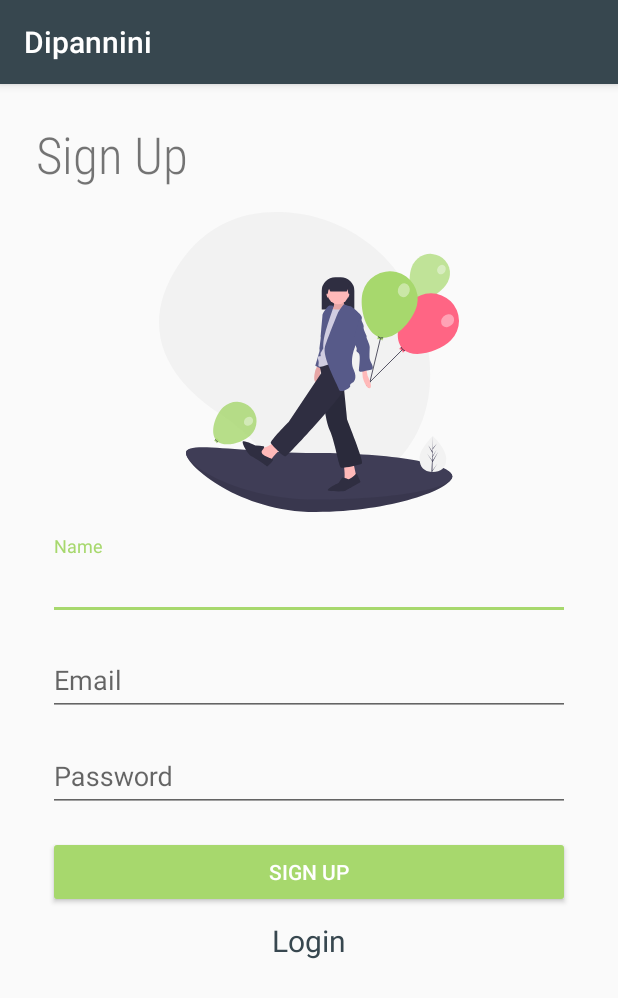
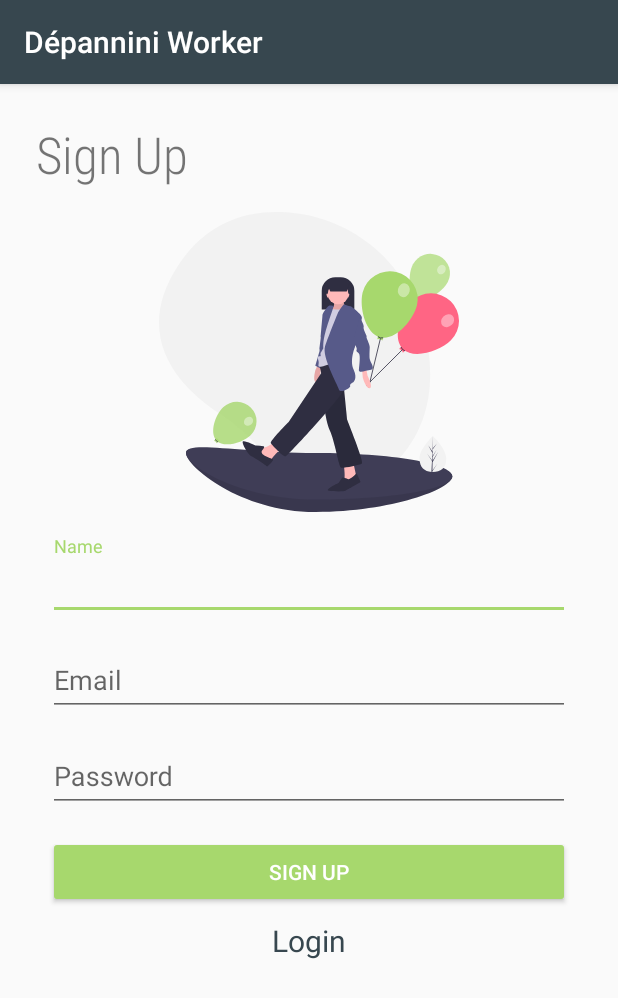
Before and after one commit to Younes-Charfaoui/JilConnectHackathon, an Android app: the screen it shows after launch (AuthActivity), after a tap on "SIGN UP", on a phone screen of 412 x 824 dp. Shown: the top 998 px of the screen. Run offline under Robolectric (Android 15) with nearby library versions, the phone set to English and light mode, and no system bars; libraries missing offline, so code that uses them is left out: com.jakewharton.retrofit2; 3 statements that could not run were skipped.

Commit message:
Final touches

```diff
--- a/JilConnectHackathonUser/app/src/main/java/dz/jilconnect/dipanniniuser/MapsActivity.kt
+++ b/JilConnectHackathonUser/app/src/main/java/dz/jilconnect/dipanniniuser/MapsActivity.kt
@@ -67,9 +67,7 @@ class MapsActivity : AppCompatActivity(), OnMapReadyCallback {
                     if (location != null)
                         CoroutineScope(Dispatchers.IO).launch {
                             val networkLayer = NetworkLayer()
-                            val response = networkLayer.getWorkerData(
-                                "${location.latitude},${location.longitude}"
-                            )
+                            val response = networkLayer.getWorkerData("${location.latitude},${location.longitude}")
                             Log.d("TAGME", response.toString())
                             CoroutineScope(Dispatchers.Main).launch {
                                 for (result in response) {
--- a/JilConnectHackathonUser/app/src/main/java/dz/jilconnect/dipanniniuser/NetworkLayer.kt
+++ b/JilConnectHackathonUser/app/src/main/java/dz/jilconnect/dipanniniuser/NetworkLayer.kt
@@ -2,8 +2,8 @@ package dz.jilconnect.dipanniniuser
 
 class NetworkLayer {
 
-    private val webService: CashToCashService = CashToCashService.retrofit
-        .create(CashToCashService::class.java)
+    private val webService: DepaniniService = DepaniniService.retrofit
+        .create(DepaniniService::class.java)
 
     suspend fun getWorkerData(data: String) = webService.workerDataAsync(data).await()
 }
--- a/JilConnectHackathonWorker/app/src/main/java/dz/jilconnect/dipannini/AuthActivity.kt
+++ b/JilConnectHackathonWorker/app/src/main/java/dz/jilconnect/dipannini/AuthActivity.kt
@@ -50,8 +50,6 @@ class AuthActivity : AppCompatActivity() {
                     PreferencesManager(this@AuthActivity).userId = response.id
                     startActivity(Intent(this@AuthActivity, MainActivity::class.java))
                 }
-            } else {
-
             }
         }
     }
--- a/JilConnectHackathonWorker/app/src/main/java/dz/jilconnect/dipannini/webservices/CashToCashService.kt
+++ /dev/null
@@ -1,60 +0,0 @@
-package dz.jilconnect.dipannini.webservices
-
-import com.jakewharton.retrofit2.adapter.kotlin.coroutines.CoroutineCallAdapterFactory
-import dz.jilconnect.dipannini.model.UserProfile
-import dz.jilconnect.dipannini.model.UserRegistrationResponse
-
-import kotlinx.coroutines.Deferred
-import okhttp3.OkHttpClient
-import okhttp3.logging.HttpLoggingInterceptor
-import retrofit2.Retrofit
-import retrofit2.converter.gson.GsonConverterFactory
-import retrofit2.http.*
-import java.util.concurrent.TimeUnit
-
-interface CashToCashService {
-
-    companion object {
-        private const val BASE_URL = "http://5fac28ca.ngrok.io/"
-        private const val REGISTER = "register"
-        private const val PROFILE = "api/profile"
-        private const val IMAGE_ADS = "pub_images.php"
-        const val IMAGE_DIR = BASE_URL + "pubImages/"
-
-        val retrofit: Retrofit = Retrofit.Builder()
-            .baseUrl(BASE_URL)
-            .addConverterFactory(GsonConverterFactory.create())
-            .addCallAdapterFactory(CoroutineCallAdapterFactory())
-            .client(createClient())
-            .build()
-
-        private fun createClient(): OkHttpClient {
-            val interceptor = HttpLoggingInterceptor()
-            interceptor.level = HttpLoggingInterceptor.Level.BODY
-            val builder = OkHttpClient.Builder()
-            builder.addInterceptor(interceptor)
-                .connectTimeout(30, TimeUnit.SECONDS)
-                .readTimeout(30, TimeUnit.SECONDS)
-            return builder.build()
-        }
-    }
-
-    @POST(REGISTER)
-    @FormUrlEncoded
-    fun signUpAsync(
-        @Field("name") name: String,
-        @Field("email") email: String,
-        @Field("password") password: String
-    ): Deferred<UserRegistrationResponse>
-
-    @GET("api/profile/{id}")
-    fun getUserDataAsync(@Path("id") id: String): Deferred<UserProfile>
-
-    @PATCH("api/profile")
-    @FormUrlEncoded
-    fun updateAsync(
-        @Field("id") id: String,
-        @Field("phone") phone: String,
-        @Field("location") location: String
-    ): Deferred<UserProfile>
-}
--- a/JilConnectHackathonUser/app/src/main/java/dz/jilconnect/dipanniniuser/CashToCashService.kt
+++ b/JilConnectHackathonWorker/app/src/main/java/dz/jilconnect/dipannini/webservices/DepaniniWorkerService.kt
@@ -1,22 +1,22 @@
-package dz.jilconnect.dipanniniuser
-
+package dz.jilconnect.dipannini.webservices
 
 import com.jakewharton.retrofit2.adapter.kotlin.coroutines.CoroutineCallAdapterFactory
+import dz.jilconnect.dipannini.model.UserProfile
+import dz.jilconnect.dipannini.model.UserRegistrationResponse
+
 import kotlinx.coroutines.Deferred
 import okhttp3.OkHttpClient
 import okhttp3.logging.HttpLoggingInterceptor
 import retrofit2.Retrofit
 import retrofit2.converter.gson.GsonConverterFactory
-import retrofit2.http.GET
-import retrofit2.http.Path
+import retrofit2.http.*
 import java.util.concurrent.TimeUnit
 
-interface CashToCashService {
+interface DepaniniWorkerService {
 
     companion object {
         private const val BASE_URL = "http://22d50575.ngrok.io/"
         private const val REGISTER = "register"
-        private const val PROFILE = "api/profile"
 
         val retrofit: Retrofit = Retrofit.Builder()
             .baseUrl(BASE_URL)
@@ -36,8 +36,22 @@ interface CashToCashService {
         }
     }
 
-    @GET("/api/checkin/{data}")
-    fun workerDataAsync(
-        @Path("data") location: String
-    ): Deferred<List<WorkersResult>>
+    @POST(REGISTER)
+    @FormUrlEncoded
+    fun signUpAsync(
+        @Field("name") name: String,
+        @Field("email") email: String,
+        @Field("password") password: String
+    ): Deferred<UserRegistrationResponse>
+
+    @GET("api/profile/{id}")
+    fun getUserDataAsync(@Path("id") id: String): Deferred<UserProfile>
+
+    @PATCH("api/profile")
+    @FormUrlEncoded
+    fun updateAsync(
+        @Field("id") id: String,
+        @Field("phone") phone: String,
+        @Field("location") location: String
+    ): Deferred<UserProfile>
 }
--- a/JilConnectHackathonWorker/app/src/main/java/dz/jilconnect/dipannini/webservices/NetworkLayer.kt
+++ b/JilConnectHackathonWorker/app/src/main/java/dz/jilconnect/dipannini/webservices/NetworkLayer.kt
@@ -2,8 +2,8 @@ package dz.jilconnect.dipannini.webservices
 
 class NetworkLayer {
 
-    private val webService: CashToCashService = CashToCashService.retrofit
-        .create(CashToCashService::class.java)
+    private val webService: DepaniniWorkerService = DepaniniWorkerService.retrofit
+        .create(DepaniniWorkerService::class.java)
 
     suspend fun register(name: String, email: String, password: String) =
         webService.signUpAsync(name, email, password).await()
--- a/JilConnectHackathonWorker/app/src/main/res/layout/activity_main.xml
+++ b/JilConnectHackathonWorker/app/src/main/res/layout/activity_main.xml
@@ -2,7 +2,6 @@
 <androidx.constraintlayout.widget.ConstraintLayout
         xmlns:android="http://schemas.android.com/apk/res/android"
         xmlns:tools="http://schemas.android.com/tools"
-        xmlns:app="http://schemas.android.com/apk/res-auto"
         android:layout_width="match_parent"
         android:layout_height="match_parent"
         tools:context=".MainActivity">
@@ -33,7 +32,7 @@
                 android:layout_height="wrap_content"
                 android:textAlignment="center"
                 android:textSize="16sp"
-                android:text="The People who needs you will be displayed here."
+                android:text="The People who needs you will \nbe displayed here."
         />
     </LinearLayout>
 
--- a/JilConnectHackathonWorker/app/src/main/res/layout/activity_update_profile.xml
+++ b/JilConnectHackathonWorker/app/src/main/res/layout/activity_update_profile.xml
@@ -55,6 +55,12 @@
                                                                                app:srcCompat="@drawable/ic_my_location"
                                                                                android:layout_height="wrap_content"/>
 
+        <TextView android:layout_width="wrap_content"
+                  android:layout_gravity="center"
+                  android:id="@+id/locationTv"
+                  android:layout_margin="8dp"
+                  android:layout_height="wrap_content"/>
+
         <Button android:layout_width="match_parent" android:layout_height="wrap_content"
                 android:layout_margin="24dp"
                 android:text="Save"
--- a/JilConnectHackathonWorker/app/src/main/res/menu/main_menu.xml
+++ b/JilConnectHackathonWorker/app/src/main/res/menu/main_menu.xml
@@ -1,7 +1,7 @@
 <?xml version="1.0" encoding="utf-8"?>
 <menu xmlns:app="http://schemas.android.com/apk/res-auto" xmlns:android="http://schemas.android.com/apk/res/android">
 
-    <item android:title="Profile"
+    <item android:title="Profile Info"
           android:orderInCategory="100"
           app:showAsAction="never"
           android:id="@+id/profile_action"/>
--- a/JilConnectHackathonWorker/app/src/main/res/values/strings.xml
+++ b/JilConnectHackathonWorker/app/src/main/res/values/strings.xml
@@ -1,3 +1,3 @@
 <resources>
-    <string name="app_name">Dipannini</string>
+    <string name="app_name">Dépannini Worker</string>
 </resources>
```
Also changed, not shown: JilConnectHackathonUser/app/src/main/java/dz/jilconnect/dipanniniuser/DepaniniService.kt (added, +41 -0 lines), JilConnectHackathonWorker/app/src/main/java/dz/jilconnect/dipannini/PreferencesManager.kt (+0 -36 lines), JilConnectHackathonWorker/app/src/main/java/dz/jilconnect/dipannini/UpdateProfileActivity.kt (+4 -4 lines), JilConnectHackathonUser/app/src/main/ic_launcher-web.png (added), JilConnectHackathonUser/app/src/main/res/mipmap-hdpi/ic_launcher.png, JilConnectHackathonUser/app/src/main/res/mipmap-mdpi/ic_launcher.png, JilConnectHackathonUser/app/src/main/res/mipmap-xhdpi/ic_launcher.png, JilConnectHackathonUser/app/src/main/res/mipmap-xxhdpi/ic_launcher.png, JilConnectHackathonUser/app/src/main/res/mipmap-xxxhdpi/ic_launcher.png.
